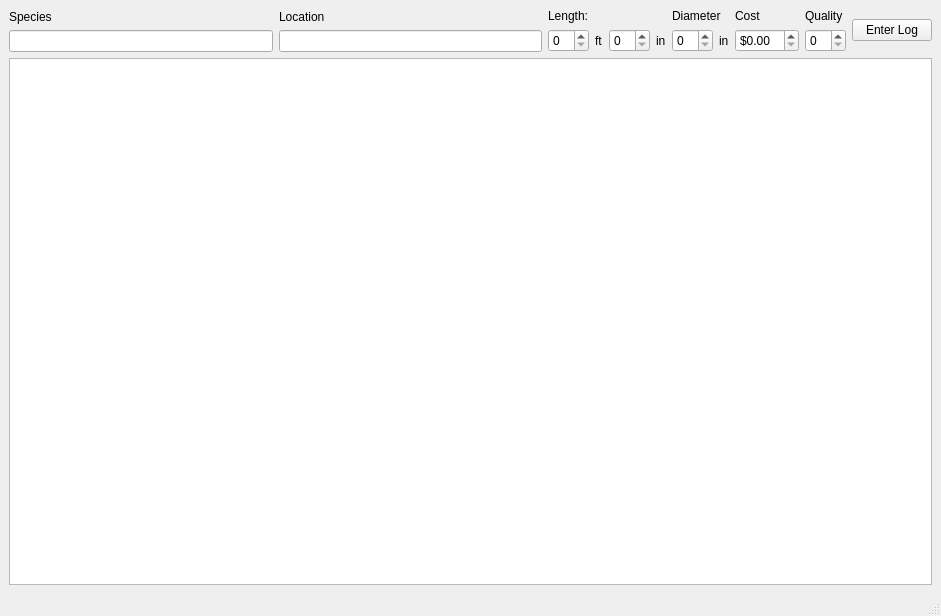
First picture: the form in ui/mainwindow.ui, repository thelenlucas/Senior-Design, before the edit.
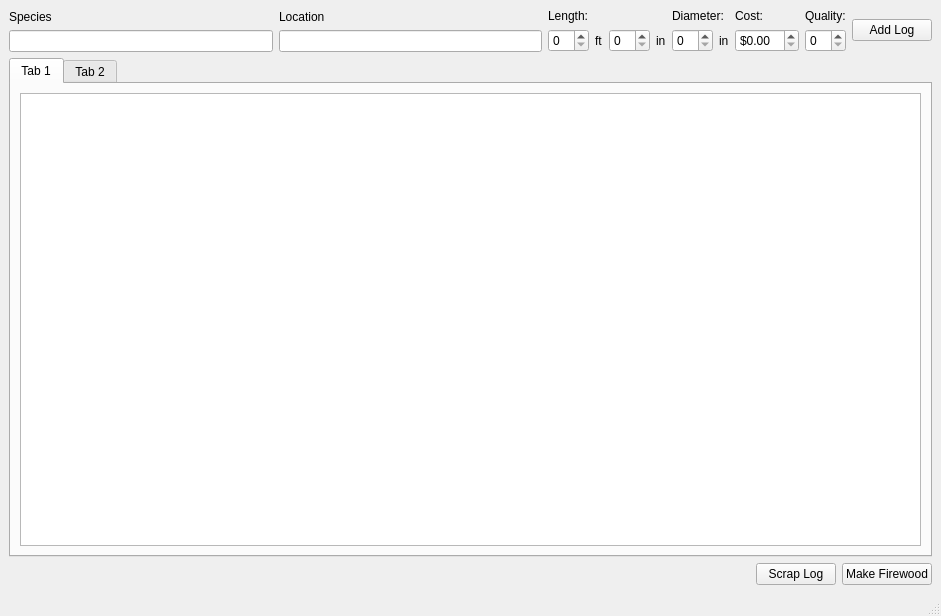
Second picture: the form after the edit. The open tabs and pages were chosen to show the change.

Commit message: Double view

```diff
--- a/ui/mainwindow.ui
+++ b/ui/mainwindow.ui
@@ -101,7 +101,7 @@
           <item>
            <widget class="QLabel" name="label_5">
             <property name="text">
-             <string>Diameter</string>
+             <string>Diameter:</string>
             </property>
            </widget>
           </item>
@@ -126,7 +126,7 @@
           <item>
            <widget class="QLabel" name="label_7">
             <property name="text">
-             <string>Cost</string>
+             <string>Cost:</string>
             </property>
            </widget>
           </item>
@@ -144,7 +144,7 @@
           <item>
            <widget class="QLabel" name="label_8">
             <property name="text">
-             <string>Quality</string>
+             <string>Quality:</string>
             </property>
            </widget>
           </item>
@@ -160,7 +160,7 @@
         <item>
          <widget class="QPushButton" name="enterLogButton">
           <property name="text">
-           <string>Enter Log</string>
+           <string>Add Log</string>
           </property>
          </widget>
         </item>
@@ -169,12 +169,67 @@
      </layout>
     </item>
     <item>
-     <widget class="QTableView" name="tableView">
-      <property name="autoFillBackground">
-       <bool>false</bool>
+     <widget class="QTabWidget" name="groupedLogsTab">
+      <property name="currentIndex">
+       <number>1</number>
       </property>
+      <widget class="QWidget" name="tab">
+       <attribute name="title">
+        <string>Tab 1</string>
+       </attribute>
+       <layout class="QVBoxLayout" name="verticalLayout_9">
+        <item>
+         <widget class="QTableView" name="groupedLogsTableView">
+          <property name="autoFillBackground">
+           <bool>false</bool>
+          </property>
+         </widget>
+        </item>
+       </layout>
+      </widget>
+      <widget class="QWidget" name="tab_2">
+       <attribute name="title">
+        <string>Tab 2</string>
+       </attribute>
+       <layout class="QHBoxLayout" name="horizontalLayout_5">
+        <item>
+         <widget class="QTableView" name="individualLogTableView"/>
+        </item>
+       </layout>
+      </widget>
      </widget>
     </item>
+    <item>
+     <layout class="QHBoxLayout" name="logScrappingView">
+      <item>
+       <spacer name="horizontalSpacer">
+        <property name="orientation">
+         <enum>Qt::Horizontal</enum>
+        </property>
+        <property name="sizeHint" stdset="0">
+         <size>
+          <width>40</width>
+          <height>20</height>
+         </size>
+        </property>
+       </spacer>
+      </item>
+      <item>
+       <widget class="QPushButton" name="scrapLogButton">
+        <property name="text">
+         <string>Scrap Log</string>
+        </property>
+       </widget>
+      </item>
+      <item>
+       <widget class="QPushButton" name="makeFirewood">
+        <property name="text">
+         <string>Make Firewood</string>
+        </property>
+       </widget>
+      </item>
+     </layout>
+    </item>
    </layout>
   </widget>
   <widget class="QMenuBar" name="menubar">
```
The commit also changes 2 other files.
